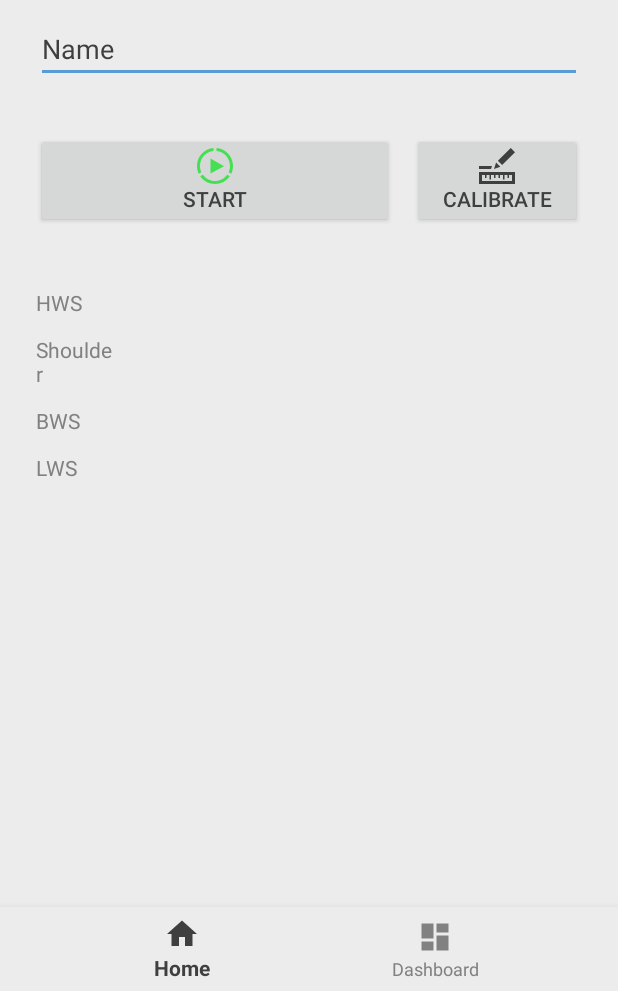
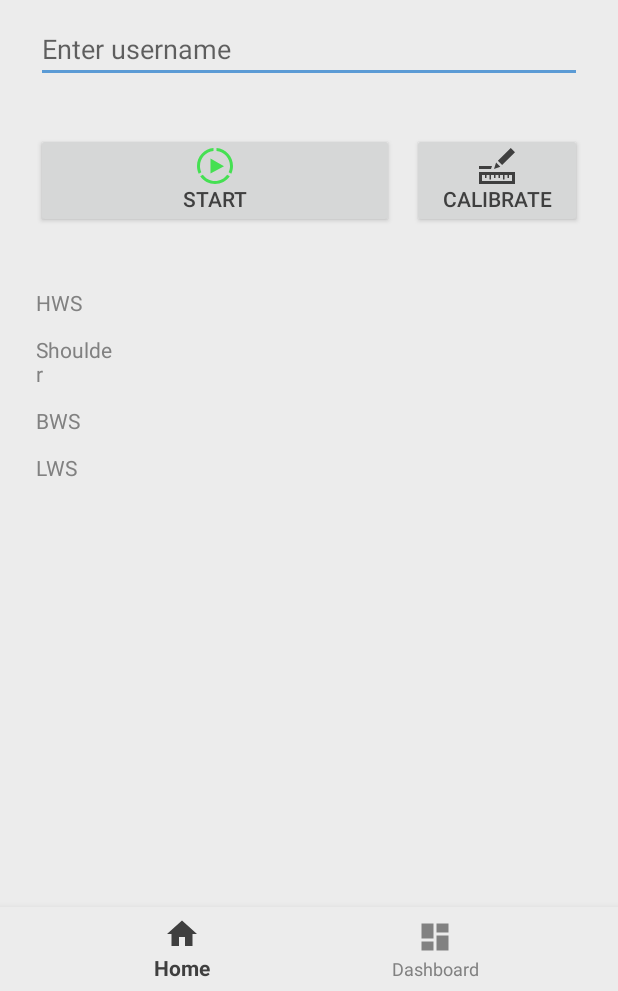
Before and after one commit to semmel86/de.adjustme.re.android.app, an Android app: the screen it shows after launch (MainActivity), on a phone screen of 412 x 824 dp, the part 245-1236 px from its top. Run offline under Robolectric (Android 15) with nearby library versions, the phone set to English and light mode, and no system bars; 4 statements that could not run were skipped.

Commit message:
adjust handling of username and startservice --> username now is necessary to start

```diff
--- a/app/src/main/java/re/adjustme/de/readjustme/DashboardDayActivity.java
+++ b/app/src/main/java/re/adjustme/de/readjustme/DashboardDayActivity.java
@@ -104,7 +104,8 @@ public class DashboardDayActivity extends GenericBaseActivity {
     protected void afterServiceConnection() {
         dashboardData = mPersistenceService.getDashboardData();
         radioGroupCheckedChanged();
-        setTitle(mPersistenceService.getUsername() + "s " + getResources().getString(R.string.title_dashboard));
+        String username = mPersistenceService.getUsername();
+        setTitle((username.equals("") || username.equals(" ")) ? getResources().getString(R.string.title_dashboard) : (username  + "'s " + getResources().getString(R.string.title_dashboard)));
     }
 
     private void addDataToChart(PieChart pieChart, HashMap<Label, Long> hashMap, String label) {
--- a/app/src/main/res/layout/activity_main.xml
+++ b/app/src/main/res/layout/activity_main.xml
@@ -48,7 +48,7 @@
                 android:layout_marginTop="10dp"
                 android:ems="10"
                 android:inputType="textPersonName"
-                android:text="Name"
+                android:hint="@string/mainActivity_usernameHint"
                 app:layout_constraintEnd_toEndOf="parent"
                 app:layout_constraintHorizontal_bias="0.0"
                 app:layout_constraintStart_toStartOf="parent"
--- a/app/src/main/res/values/strings.xml
+++ b/app/src/main/res/values/strings.xml
@@ -13,6 +13,7 @@
     <string name="mainActivity_shoulder">Shoulder</string>
     <string name="mainActivity_bws">BWS</string>
     <string name="mainActivity_lws">LWS</string>
+    <string name="mainActivity_usernameHint">Enter username</string>
 
     <string name="spline_dashboard">spline dashboard</string>
     <string name="shoulder_dashboard">shoulder dashboard</string>
```
Also changed, not shown: app/src/main/java/re/adjustme/de/readjustme/MainActivity.java (+13 -3 lines).
